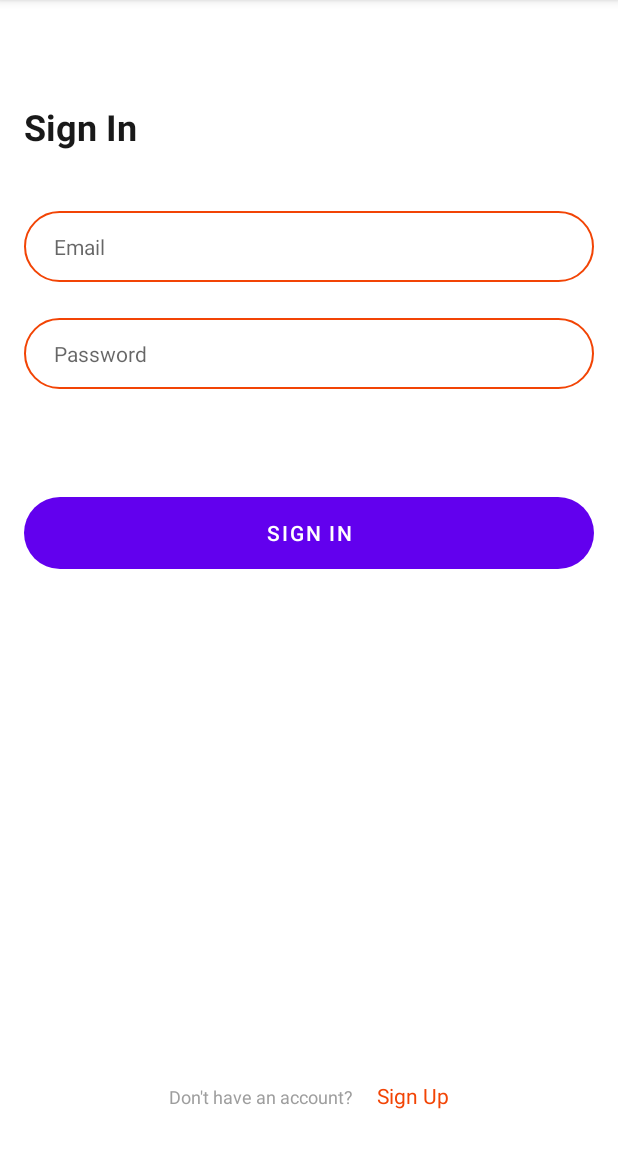
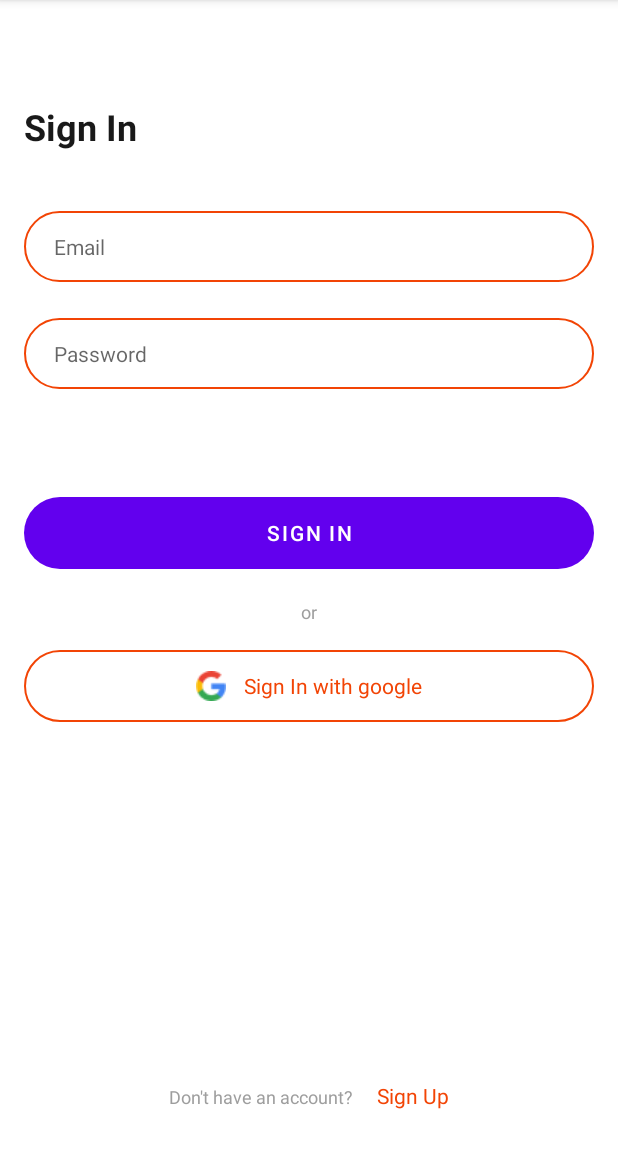
Before and after one commit to JinSunMi/UwalK, an Android app: the screen it shows after launch (LoginActivity), on a phone screen of 412 x 824 dp, the part 84-1236 px from its top. Run offline under Robolectric (Android 15) with nearby library versions, the phone set to English and light mode, and no system bars; our stand-ins replace Firebase (no records; nobody signed in at launch, a user with empty details on screens opened directly).

Commit message:
Feat: add firebase login

```diff
--- a/app/build.gradle
+++ b/app/build.gradle
@@ -1,6 +1,7 @@
 plugins {
     id 'com.android.application'
     id 'org.jetbrains.kotlin.android'
+    id 'com.google.gms.google-services'
 }
 
 android {
@@ -40,7 +41,12 @@ dependencies {
     implementation 'androidx.appcompat:appcompat:1.4.2'
     implementation 'com.google.android.material:material:1.6.1'
     implementation 'androidx.constraintlayout:constraintlayout:2.1.4'
+    implementation 'com.google.firebase:firebase-database:19.2.1'
     testImplementation 'junit:junit:4.13.2'
     androidTestImplementation 'androidx.test.ext:junit:1.1.3'
     androidTestImplementation 'androidx.test.espresso:espresso-core:3.4.0'
+    implementation platform('com.google.firebase:firebase-bom:30.3.2')
+    implementation 'com.google.firebase:firebase-analytics-ktx'
+    implementation 'com.google.firebase:firebase-auth:19.1.0'
+    implementation 'com.google.android.gms:play-services-auth:17.0.0'
 }
--- a/app/src/main/AndroidManifest.xml
+++ b/app/src/main/AndroidManifest.xml
@@ -2,6 +2,7 @@
 <manifest xmlns:android="http://schemas.android.com/apk/res/android"
     xmlns:tools="http://schemas.android.com/tools"
     package="com.mirim.uwalk">
+    <uses-permission android:name="android.permission.INTERNET"/>
 
     <application
         android:allowBackup="true"
--- a/app/src/main/java/com/mirim/uwalk/LoginActivity.kt
+++ b/app/src/main/java/com/mirim/uwalk/LoginActivity.kt
@@ -3,19 +3,62 @@ package com.mirim.uwalk
 import android.content.Intent
 import androidx.appcompat.app.AppCompatActivity
 import android.os.Bundle
+import android.util.Log
+import androidx.activity.result.contract.ActivityResultContracts
+import com.google.android.gms.auth.api.signin.GoogleSignIn
+import com.google.android.gms.auth.api.signin.GoogleSignInAccount
+import com.google.android.gms.auth.api.signin.GoogleSignInOptions
+import com.google.android.gms.common.internal.TelemetryLogging.getClient
+import com.google.android.gms.auth.api.signin.GoogleSignInClient;
+import com.google.android.gms.common.api.ApiException
+import com.google.android.gms.tasks.Task
+import com.google.firebase.auth.FirebaseAuth
 import com.mirim.uwalk.databinding.ActivityLoginBinding
 import com.mirim.uwalk.databinding.ActivityMainBinding
 
 class LoginActivity : AppCompatActivity() {
     lateinit var binding: ActivityLoginBinding
+    lateinit var mGoogleSignInClient: GoogleSignInClient
+    lateinit var mAuth: FirebaseAuth
 
     override fun onCreate(savedInstanceState: Bundle?) {
         super.onCreate(savedInstanceState)
         binding = ActivityLoginBinding.inflate(layoutInflater)
+        setContentView(binding.root)
 
-        setContentView(R.layout.activity_login)
         binding.btnSignIn.setOnClickListener {
             startActivity(Intent(applicationContext, MainActivity::class.java))
         }
+
+        var gso = GoogleSignInOptions.Builder(GoogleSignInOptions.DEFAULT_SIGN_IN)
+            .requestEmail() // email addresses도 요청함
+            .build()
+
+        mGoogleSignInClient = GoogleSignIn.getClient(applicationContext, gso)
+        mAuth = FirebaseAuth.getInstance()
+
+        var resultLauncher = registerForActivityResult(ActivityResultContracts.StartActivityForResult()) { result ->
+            if (result.resultCode == 1) {
+                val data: Intent? = result.data
+                val task: Task<GoogleSignInAccount> =
+                    GoogleSignIn.getSignedInAccountFromIntent(data)
+                handleSignInResult(task)
+            }
+        }
+
+        binding.btnGoogleSignIn.setOnClickListener {
+            val signInIntent = mGoogleSignInClient.signInIntent
+            resultLauncher.launch(signInIntent)
+        }
     }
+    fun handleSignInResult(completedTask: Task<GoogleSignInAccount>){
+        try {
+            val account = completedTask.getResult(ApiException::class.java)
+            val email = account?.email.toString()
+            val familyName = account?.familyName.toString()
+        } catch (e: ApiException){
+            Log.w("failed", "signInResult:failed code=" + e.statusCode)
+        }
+    }
+
 }
--- a/app/src/main/res/layout/activity_login.xml
+++ b/app/src/main/res/layout/activity_login.xml
@@ -33,7 +33,8 @@
         android:paddingLeft="20dp"
         android:hint="Email"
         android:textColor="@color/black"
-        android:id="@+id/edit_email" />
+        android:id="@+id/edit_email"
+        android:inputType="textEmailAddress"/>
 
     <EditText
         android:layout_width="match_parent"
@@ -49,7 +50,8 @@
         android:paddingLeft="20dp"
         android:hint="Password"
         android:textColor="@color/black"
-        android:id="@+id/edit_password" />
+        android:id="@+id/edit_password"
+        android:inputType="textPassword" />
 
     <Button
         android:layout_width="match_parent"
@@ -63,6 +65,62 @@
         app:layout_constraintLeft_toLeftOf="parent"
         app:layout_constraintTop_toBottomOf="@id/edit_password"
         android:layout_marginTop="72dp" />
+
+    <TextView
+        android:layout_width="wrap_content"
+        android:layout_height="wrap_content"
+        android:text="or"
+        android:textColor="@color/gray4"
+        android:textSize="12sp"
+        app:layout_constraintLeft_toLeftOf="parent"
+        app:layout_constraintRight_toRightOf="parent"
+        app:layout_constraintTop_toBottomOf="@id/btn_sign_in"
+        android:layout_marginTop="20dp"
+        android:id="@+id/txt_or"
+        android:layout_marginLeft="10dp"
+        android:layout_marginRight="10dp"/>
+    <View
+        android:layout_width="0dp"
+        android:layout_height="1dp"
+        android:backgroundTint="@color/gray4"
+        app:layout_constraintLeft_toLeftOf="parent"
+        app:layout_constraintRight_toLeftOf="@+id/txt_or"
+        app:layout_constraintTop_toTopOf="@+id/txt_or"
+        app:layout_constraintBottom_toBottomOf="@+id/txt_or" />
+    <View
+        android:layout_width="0dp"
+        android:layout_height="1dp"
+        android:backgroundTint="@color/gray4"
+        app:layout_constraintRight_toRightOf="parent"
+        app:layout_constraintLeft_toRightOf="@+id/txt_or"
+        app:layout_constraintTop_toTopOf="@+id/txt_or"
+        app:layout_constraintBottom_toBottomOf="@+id/txt_or" />
+
+
+    <LinearLayout
+        android:background="@drawable/background_main_26dp"
+        android:id="@+id/btn_google_sign_in"
+        android:layout_width="match_parent"
+        android:layout_height="wrap_content"
+        app:layout_constraintTop_toBottomOf="@id/btn_sign_in"
+        app:layout_constraintLeft_toLeftOf="parent"
+        app:layout_constraintRight_toRightOf="parent"
+        android:layout_marginTop="54dp"
+        android:gravity="center"
+        android:padding="14dp">
+        <ImageView
+            android:layout_width="20dp"
+            android:layout_height="20dp"
+            android:src="@drawable/google"
+            android:layout_marginRight="12dp"/>
+        <TextView
+            android:layout_width="wrap_content"
+            android:layout_height="wrap_content"
+            android:text="Sign In with google"
+            android:textColor="@color/main"
+            android:textSize="14sp" />
+    </LinearLayout>
+
     <LinearLayout
         android:layout_width="wrap_content"
         android:layout_height="wrap_content"
--- a/build.gradle
+++ b/build.gradle
@@ -1,4 +1,8 @@
-// Top-level build file where you can add configuration options common to all sub-projects/modules.
+buildscript {
+    dependencies {
+        classpath 'com.google.gms:google-services:4.3.3'
+    }
+}// Top-level build file where you can add configuration options common to all sub-projects/modules.
 plugins {
     id 'com.android.application' version '7.2.1' apply false
     id 'com.android.library' version '7.2.1' apply false
```
Also changed, not shown: app/src/main/res/drawable/google.png (added), 1 other file.
